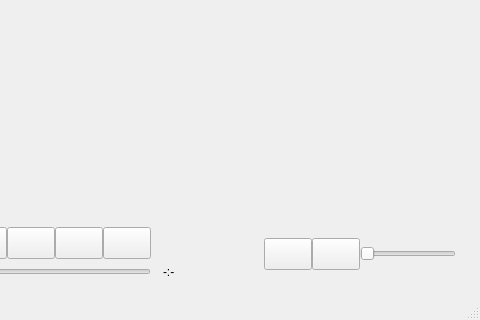
The window that ui/mainwindow.ui (bagusNA/bitbeat) describes before a commit, drawn with Qt 5; both pictures show x 467 to 947 and y 328 to 648 of the 947 by 648 pixel window.
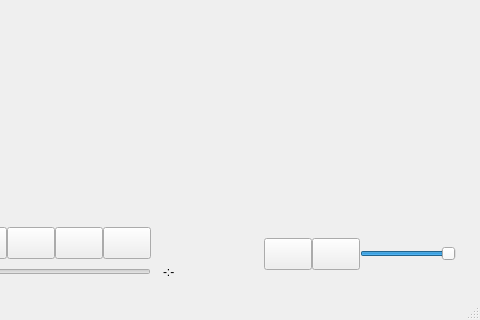
The same window after the commit. Icons and pictures are not drawn.

Commit message: Feat: Volume slider

What changed in the file:
```diff
--- a/ui/mainwindow.ui
+++ b/ui/mainwindow.ui
@@ -570,6 +570,12 @@
              <height>24</height>
             </size>
            </property>
+           <property name="maximum">
+            <number>100</number>
+           </property>
+           <property name="value">
+            <number>100</number>
+           </property>
            <property name="orientation">
             <enum>Qt::Horizontal</enum>
            </property>
```
Left out of the diff: 5 changed lines with no effect on the pictures. The commit also changes 4 other files.
